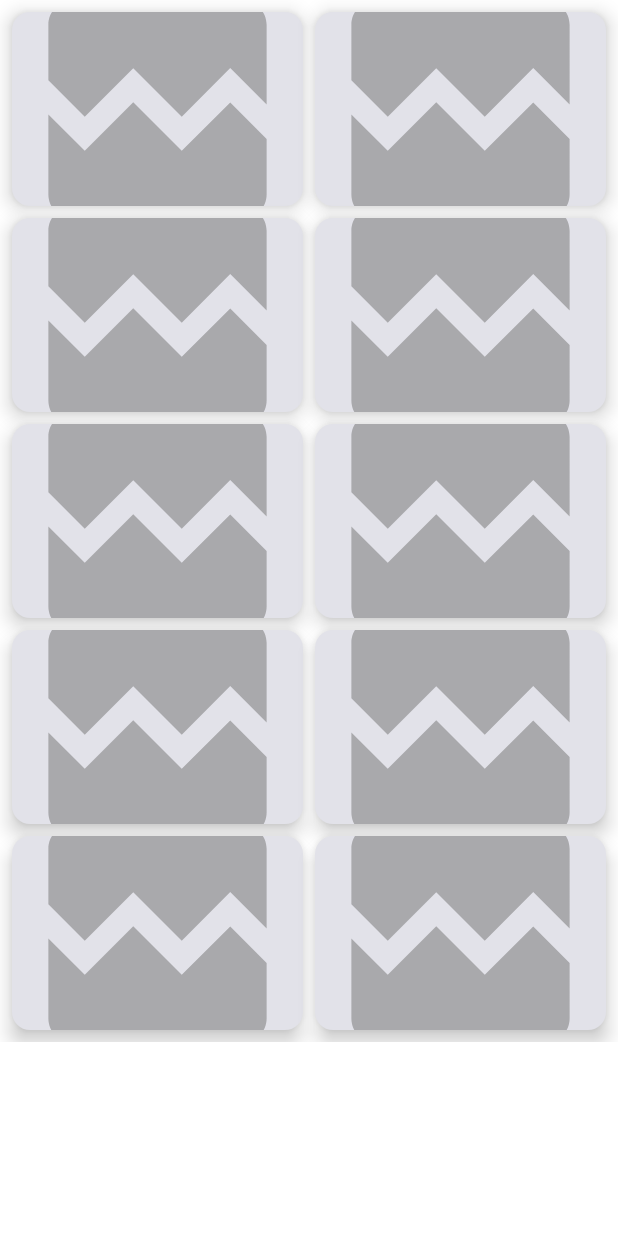
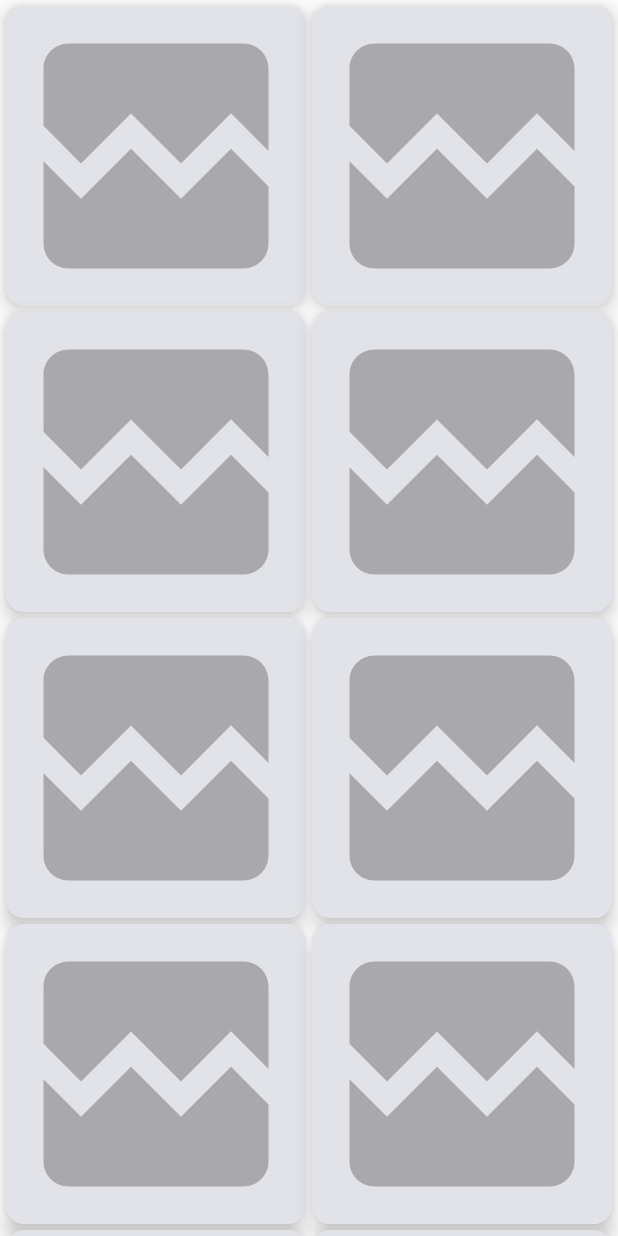
Before and after one commit to NailorSH/VK-Education, an Android app built with Jetpack Compose: the @Preview function PhotosGridScreenPreview, on a phone screen of 412 x 824 dp. Run offline under Robolectric (Android 15) with nearby library versions, the phone set to English and light mode, and no system bars; pictures from the network do not load.

Commit message:
Update PicsNet app

```diff
--- a/Mobile/practice/dz2/PicsNet/app/src/main/java/com/nailorsh/picsnet/data/PicsRepository.kt
+++ b/Mobile/practice/dz2/PicsNet/app/src/main/java/com/nailorsh/picsnet/data/PicsRepository.kt
@@ -2,6 +2,8 @@ package com.nailorsh.picsnet.data
 
 import com.nailorsh.picsnet.network.PicsApiService
 import com.nailorsh.picsnet.network.PicsPhoto
+import kotlinx.coroutines.Dispatchers
+import kotlinx.coroutines.withContext
 
 interface PicsRepository {
     suspend fun getPhotos(): List<PicsPhoto>
@@ -10,5 +12,7 @@ interface PicsRepository {
 class NetworkPicsRepository(
     private val picsApiService: PicsApiService
 ) : PicsRepository {
-    override suspend fun getPhotos(): List<PicsPhoto> = picsApiService.getPhotos()
+    override suspend fun getPhotos(): List<PicsPhoto> = withContext(Dispatchers.IO) {
+        picsApiService.getPhotos()
+    }
 }
--- a/Mobile/practice/dz2/PicsNet/app/src/main/java/com/nailorsh/picsnet/ui/screens/HomeScreen.kt
+++ b/Mobile/practice/dz2/PicsNet/app/src/main/java/com/nailorsh/picsnet/ui/screens/HomeScreen.kt
@@ -1,18 +1,18 @@
 package com.nailorsh.picsnet.ui.screens
 
+import androidx.compose.foundation.ExperimentalFoundationApi
 import androidx.compose.foundation.Image
 import androidx.compose.foundation.layout.Arrangement
 import androidx.compose.foundation.layout.Box
 import androidx.compose.foundation.layout.Column
 import androidx.compose.foundation.layout.PaddingValues
-import androidx.compose.foundation.layout.aspectRatio
 import androidx.compose.foundation.layout.fillMaxSize
 import androidx.compose.foundation.layout.fillMaxWidth
 import androidx.compose.foundation.layout.padding
 import androidx.compose.foundation.layout.size
-import androidx.compose.foundation.lazy.grid.GridCells
-import androidx.compose.foundation.lazy.grid.LazyVerticalGrid
-import androidx.compose.foundation.lazy.grid.items
+import androidx.compose.foundation.lazy.staggeredgrid.LazyVerticalStaggeredGrid
+import androidx.compose.foundation.lazy.staggeredgrid.StaggeredGridCells
+import androidx.compose.foundation.lazy.staggeredgrid.items
 import androidx.compose.material3.Button
 import androidx.compose.material3.Card
 import androidx.compose.material3.CardDefaults
@@ -95,23 +95,39 @@ fun ResultScreen(photos: String, modifier: Modifier = Modifier) {
     }
 }
 
+@OptIn(ExperimentalFoundationApi::class)
 @Composable
 fun PhotosGridScreen(photos: List<PicsPhoto>, modifier: Modifier = Modifier) {
-    LazyVerticalGrid(
-        columns = GridCells.Adaptive(150.dp),
-        modifier = modifier.fillMaxWidth(),
-        contentPadding = PaddingValues(4.dp)
-    ) {
-        items(items = photos, key = { photo -> photo.id }) { photo ->
-            PicsPhotoCard(
-                photo,
-                modifier = modifier
-                    .padding(4.dp)
-                    .fillMaxWidth()
-                    .aspectRatio(1.5f)
-            )
+
+//    Реализация с карточками, сохраняющими пропорции
+    LazyVerticalStaggeredGrid(
+        modifier = modifier,
+        columns = StaggeredGridCells.Adaptive(150.dp),
+        contentPadding = PaddingValues(4.dp),
+        verticalItemSpacing = 4.dp,
+        horizontalArrangement = Arrangement.spacedBy(4.dp),
+        content = {
+            items(photos) { PicsPhotoCard(it) }
         }
-    }
+    )
+
+//    Реализация с карточками фиксированного размера
+//
+//    LazyVerticalGrid(
+//        columns = GridCells.Adaptive(150.dp),
+//        modifier = modifier.fillMaxWidth(),
+//        contentPadding = PaddingValues(4.dp)
+//    ) {
+//        items(items = photos, key = { photo -> photo.id }) { photo ->
+//            PicsPhotoCard(
+//                photo,
+//                modifier = modifier
+//                    .padding(4.dp)
+//                    .fillMaxWidth()
+//                    .aspectRatio(1.5f)
+//            )
+//        }
+//    }
 }
 
 @Composable
--- a/Mobile/practice/dz2/PicsNet/app/src/main/java/com/nailorsh/picsnet/ui/screens/PicsViewModel.kt
+++ b/Mobile/practice/dz2/PicsNet/app/src/main/java/com/nailorsh/picsnet/ui/screens/PicsViewModel.kt
@@ -13,6 +13,7 @@ import com.nailorsh.picsnet.PicsNetApplication
 import com.nailorsh.picsnet.data.PicsRepository
 import com.nailorsh.picsnet.network.PicsPhoto
 import kotlinx.coroutines.launch
+import retrofit2.HttpException
 import java.io.IOException
 
 sealed interface PicsUiState {
@@ -35,6 +36,8 @@ class PicsViewModel(private val picsRepository: PicsRepository) : ViewModel() {
                 PicsUiState.Success(picsRepository.getPhotos())
             } catch (e: IOException) {
                 PicsUiState.Error
+            } catch (e: HttpException) {
+                PicsUiState.Error
             }
         }
     }
```
